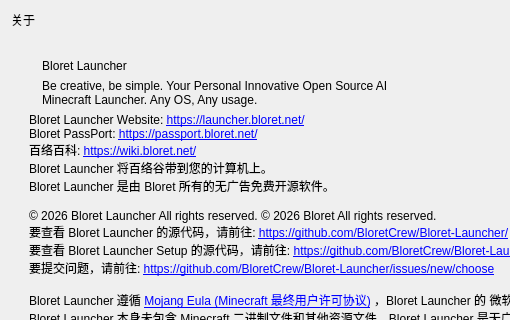
This is ui/info.ui in BloretCrew/Bloret-Launcher as Qt 5 draws it before an edit; both pictures show x 0 to 510 and y 0 to 320 of the 706 by 670 pixel window. The edited form follows.
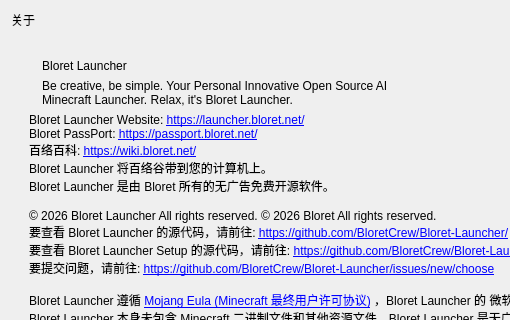
This is the edited form. Icons and pictures are not drawn. Custom widgets are drawn as their Qt base class.

Diff of the .ui file:
```diff
--- a/ui/info.ui
+++ b/ui/info.ui
@@ -133,7 +133,7 @@
                    </size>
                   </property>
                   <property name="text">
-                   <string>Be creative, be simple. Your Personal Innovative Open Source AI Minecraft Launcher. Any OS, Any usage.</string>
+                   <string>Be creative, be simple. Your Personal Innovative Open Source AI Minecraft Launcher. Relax, it's Bloret Launcher.</string>
                   </property>
                   <property name="alignment">
                    <set>Qt::AlignLeading|Qt::AlignLeft|Qt::AlignTop</set>
```
